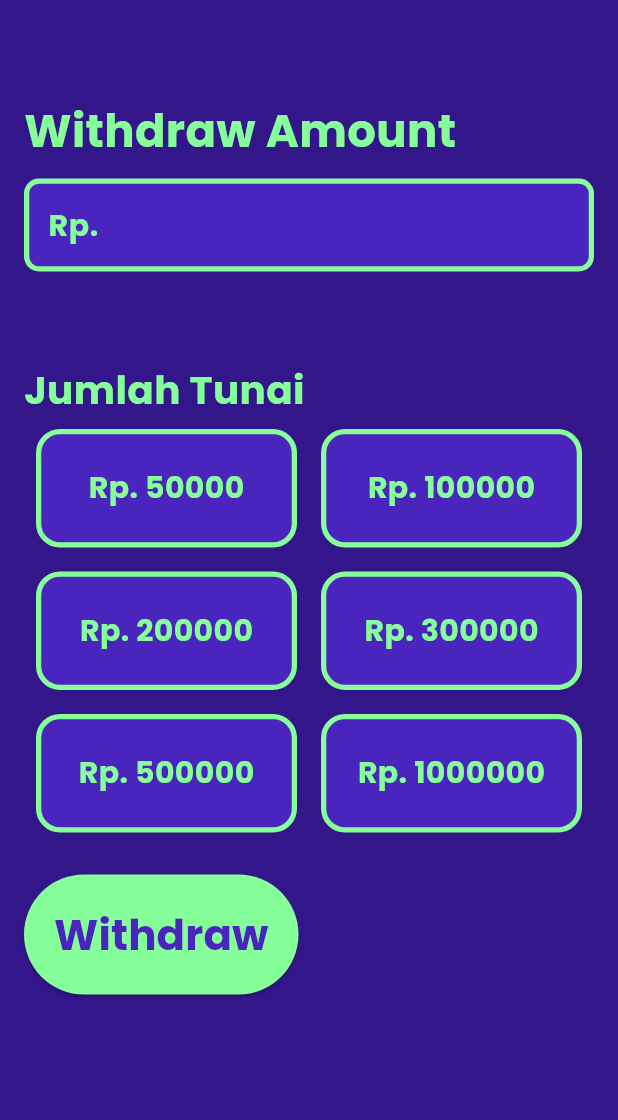
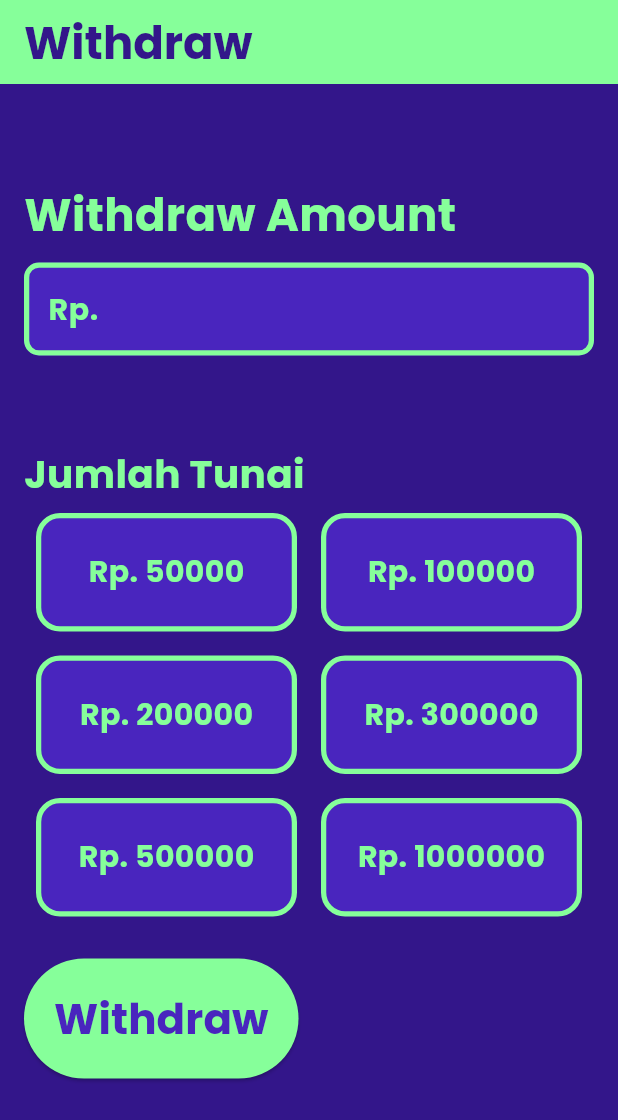
Before and after one commit to George535220173/UAS_E-MONEY, a Flutter app: the WithdrawPage screen opened directly, after a tap on "Withdraw", on a phone screen of 412 x 824 dp. Shown: the top 1120 px of the screen. Run offline on Flutter 3.47's test engine with Material 3 defaults, Android fonts, the phone set to English and light mode, and no system bars; our stand-ins replace carousel_slider, cloud_firestore, firebase_auth, firebase_core; accounts and stored records are empty.

Commit message:
tambahin appbar semua

```diff
--- a/lib/History/history.dart
+++ b/lib/History/history.dart
@@ -53,7 +53,7 @@ class TransactionHistoryPage extends StatelessWidget {
                         children: [
                           SizedBox(height: 27),
                           Text(
-                            'No Transaction has made',
+                            'No Transaction has been made.',
                             style: TextStyle(
                               color: Colors.white,
                               fontSize: 25,
--- a/lib/Withdraw/withdraw.dart
+++ b/lib/Withdraw/withdraw.dart
@@ -25,6 +25,18 @@ class _WithdrawPageState extends State<WithdrawPage> {
   @override
   Widget build(BuildContext context) {
     return Scaffold(
+      appBar: AppBar(
+        title: Text(
+          'Withdraw',
+          style: TextStyle(
+              fontFamily: 'PoppinsBold',
+              fontSize: 30,
+              color: Color.fromARGB(255, 51, 22, 138)),
+        ),
+        backgroundColor: Color.fromARGB(255, 134, 255, 154),
+        iconTheme: IconThemeData(
+            color: Color.fromARGB(255, 51, 22, 138)),
+      ),
       backgroundColor: Color.fromARGB(255, 51, 22, 138),
       body: Padding(
         padding: const EdgeInsets.all(16.0),
@@ -54,8 +66,7 @@ class _WithdrawPageState extends State<WithdrawPage> {
                 hintText: 'Select nominal amount',
                 enabledBorder: OutlineInputBorder(
                   borderSide: BorderSide(
-                      color: Color.fromARGB(255, 134, 255, 154),
-                      width: 3.5),
+                      color: Color.fromARGB(255, 134, 255, 154), width: 3.5),
                   borderRadius: BorderRadius.circular(10.0),
                 ),
               ),
@@ -189,19 +200,17 @@ class _WithdrawPageState extends State<WithdrawPage> {
                 }
               },
               style: ElevatedButton.styleFrom(
-                padding: EdgeInsets.all(8),
-                primary: Color.fromARGB(255, 134, 255, 154),
-                minimumSize: Size(50, 10)
-              ),
+                  padding: EdgeInsets.all(8),
+                  primary: Color.fromARGB(255, 134, 255, 154),
+                  minimumSize: Size(50, 10)),
               child: Padding(
                 padding: const EdgeInsets.all(12.0),
                 child: Text(
                   'Withdraw',
                   style: TextStyle(
-                    fontFamily: 'PoppinsBold',
-                    fontSize: 28,
-                    color: Color.fromARGB(255, 73, 37, 190)
-                  ),
+                      fontFamily: 'PoppinsBold',
+                      fontSize: 28,
+                      color: Color.fromARGB(255, 73, 37, 190)),
                 ),
               ),
             ),
```
Also changed, not shown: lib/Deposit/atm.dart (+9 -0 lines), lib/Deposit/debit.dart (+9 -0 lines), lib/Deposit/giftcode.dart (+9 -0 lines), lib/Deposit/mobileBanking.dart (+9 -0 lines), lib/Home/home.dart (+10 -17 lines).
